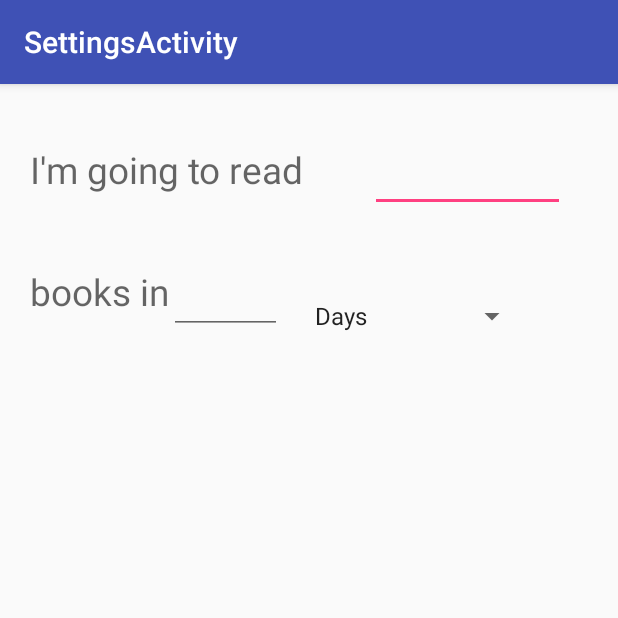
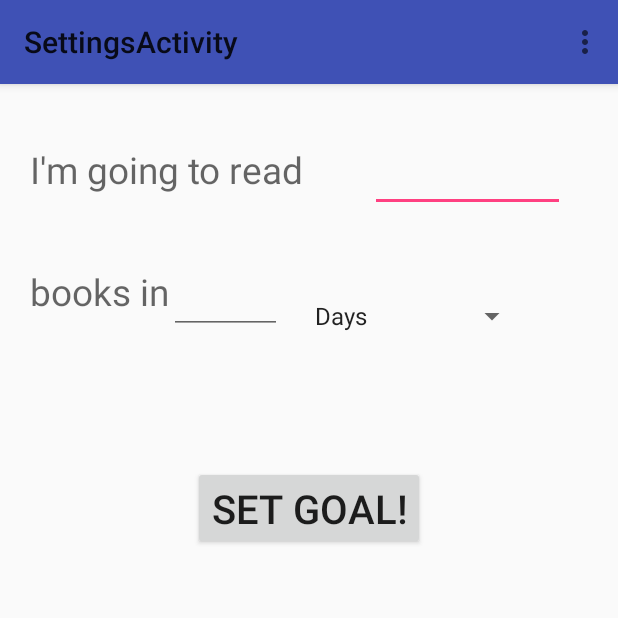
Before and after one commit to kemmons/Fifty2Book, an Android app: the screen it shows after launch (SettingsActivity), in the options menu, after a tap on "Settings", on a phone screen of 412 x 824 dp, the top half of it. Run offline under Robolectric (Android 15) with nearby library versions, the phone set to English and light mode, and no system bars.

Commit message:
Update goals in SettingActivity implemented.

```diff
--- a/app/src/main/java/com/emmons/kelsey/umkc/fifty2book/MainActivity.java
+++ b/app/src/main/java/com/emmons/kelsey/umkc/fifty2book/MainActivity.java
@@ -1,7 +1,10 @@
 package com.emmons.kelsey.umkc.fifty2book;
 
+import android.content.Context;
 import android.content.Intent;
+import android.content.SharedPreferences;
 import android.os.Bundle;
+import android.preference.PreferenceManager;
 import android.support.design.widget.FloatingActionButton;
 import android.support.design.widget.Snackbar;
 import android.support.v7.app.AppCompatActivity;
@@ -9,11 +12,13 @@ import android.support.v7.widget.Toolbar;
 import android.view.View;
 import android.view.Menu;
 import android.view.MenuItem;
+import android.widget.ProgressBar;
+import android.widget.TextView;
 
 public class MainActivity extends AppCompatActivity {
 
     private static final String PREFS_NAME = "PrefsFile";
-
+    private final String GOAL = "goal", READ = "read", REM = "to_read";
     private int read = 0, to_read = 0, goal = 0;
 
 
@@ -30,13 +35,34 @@ public class MainActivity extends AppCompatActivity {
         //toolbar
         Toolbar toolbar = (Toolbar) findViewById(R.id.toolbar);
         setSupportActionBar(toolbar);
+        LoadPreferences();
+        UpdateGoals();
     }
 
+    private void LoadPreferences() {
+        SharedPreferences goalPrefs = PreferenceManager.getDefaultSharedPreferences(getApplicationContext());
+        goal = goalPrefs.getInt(GOAL,0);
+        to_read = goalPrefs.getInt(GOAL, 0) - read;
+    }
     @Override
     public boolean onCreateOptionsMenu(Menu menu) {
         // Inflate the menu; this adds items to the action bar if it is present.
         getMenuInflater().inflate(R.menu.menu_main, menu);
         return true;
+    }
+
+    private void UpdateGoals() {
+        TextView t = (TextView) findViewById(R.id.goalValue);
+        t.setText(Integer.toString(goal));
+        t = (TextView) findViewById(R.id.remainValue);
+        t.setText(Integer.toString(to_read));
+        if (goal > 0) {
+            int progress = ((to_read / goal) * 100);
+            t = (TextView) findViewById(R.id.progressPercent);
+            t.setText(Integer.toString(progress) + "%");
+            ProgressBar prog = (ProgressBar) findViewById(R.id.goalProgress);
+            prog.setProgress(progress);
+        }
     }
 
     @Override
@@ -56,4 +82,5 @@ public class MainActivity extends AppCompatActivity {
                 return super.onOptionsItemSelected(item);
         }
     }
+
 }
--- a/app/src/main/java/com/emmons/kelsey/umkc/fifty2book/SettingsActivity.java
+++ b/app/src/main/java/com/emmons/kelsey/umkc/fifty2book/SettingsActivity.java
@@ -1,21 +1,44 @@
 package com.emmons.kelsey.umkc.fifty2book;
 
+import android.content.Context;
 import android.content.Intent;
+import android.content.SharedPreferences;
 import android.os.Bundle;
+import android.preference.PreferenceManager;
 import android.support.design.widget.FloatingActionButton;
 import android.support.design.widget.Snackbar;
 import android.support.v7.app.AppCompatActivity;
 import android.support.v7.widget.Toolbar;
+import android.view.KeyEvent;
+import android.view.Menu;
 import android.view.View;
+import android.view.inputmethod.EditorInfo;
 import android.widget.ArrayAdapter;
+import android.widget.Button;
+import android.widget.EditText;
 import android.widget.Spinner;
+import android.widget.TextView;
+
+import org.w3c.dom.Text;
+
+import java.security.Key;
 
 public class SettingsActivity extends AppCompatActivity {
+
+    private static final String PREFS_NAME = "PrefsFile";
+    private final String GOAL = "goal", READ = "read", REM = "to_read";
+
+    private int goal = 0, read = 0, to_read = 0;
+    private int time_left = 0;
+    private String time_type = "none";
 
     protected void onCreate(Bundle savedInstanceState) {
         super.onCreate(savedInstanceState);
         setContentView(R.layout.activity_settings);
+        setListeners();
+    }
 
+    private void setListeners() {
         Spinner goalSpinner = (Spinner) findViewById(R.id.goalSpinner);
 
         ArrayAdapter<CharSequence> goalSpinAdapter = ArrayAdapter
@@ -26,9 +49,38 @@ public class SettingsActivity extends AppCompatActivity {
 
         goalSpinner.setAdapter(goalSpinAdapter);
 
-        Intent intent = getIntent();
         Toolbar toolbar = (Toolbar) findViewById(R.id.toolbar);
         setSupportActionBar(toolbar);
 
+        Button setGoalButton = (Button) findViewById(R.id.setGoalButton);
+        View.OnClickListener sGButton = new View.OnClickListener() {
+            @Override
+            public void onClick(View v) {
+                EditText editBookGoal = (EditText) findViewById(R.id.booksGoal);
+                EditText editTimeGoal = (EditText) findViewById(R.id.weeksGoal);
+                Spinner goalSpinner = (Spinner) findViewById(R.id.goalSpinner);
+
+                goal = Integer.parseInt(editBookGoal.getText().toString());
+                time_left = Integer.parseInt(editTimeGoal.getText().toString());
+                time_type = goalSpinner.getSelectedItem().toString();
+
+                SavePreferences();
+            }
+        };
+        setGoalButton.setOnClickListener(sGButton);
+    }
+
+    private void SavePreferences() {
+        SharedPreferences goalPrefs = PreferenceManager.getDefaultSharedPreferences(getApplicationContext());
+
+        SharedPreferences.Editor prefsEditor = goalPrefs.edit();
+        prefsEditor.putInt(GOAL,goal);
+        prefsEditor.putInt(READ,read);
+        prefsEditor.putInt(REM, to_read);
+        prefsEditor.apply();
+    }
+    public boolean onCreateOptionsMenu(Menu menu) {
+        getMenuInflater().inflate(R.menu.menu_main, menu);
+        return true;
     }
 }
--- a/app/src/main/res/layout/activity_settings.xml
+++ b/app/src/main/res/layout/activity_settings.xml
@@ -11,15 +11,13 @@
     <android.support.design.widget.AppBarLayout
         android:layout_width="match_parent"
         android:layout_height="wrap_content"
-        android:theme="@style/AppTheme.AppBarOverlay"
         android:id="@+id/view">
 
         <android.support.v7.widget.Toolbar
             android:id="@+id/toolbar"
             android:layout_width="match_parent"
             android:layout_height="?attr/actionBarSize"
-            android:background="?attr/colorPrimary"
-            app:popupTheme="@style/AppTheme.PopupOverlay" />
+            android:background="?attr/colorPrimary" />
 
     </android.support.design.widget.AppBarLayout>
 
@@ -47,9 +45,11 @@
         android:inputType="number"
         android:ems="10"
         android:id="@+id/booksGoal"
+        android:imeOptions="actionNext"
         android:layout_alignTop="@+id/goalText1"
         android:layout_alignParentEnd="true"
-        android:layout_marginRight="35dp" />
+        android:layout_marginRight="35dp"
+        android:textAlignment="center" />
 
     <TextView
         android:layout_width="wrap_content"
@@ -68,8 +68,10 @@
         android:inputType="number"
         android:ems="10"
         android:id="@+id/weeksGoal"
+        android:imeOptions="actionDone"
         android:layout_alignTop="@+id/goalText2"
-        android:layout_toEndOf="@+id/goalText2" />
+        android:layout_toEndOf="@+id/goalText2"
+        android:textAlignment="center" />
 
     <Spinner
         android:layout_width="150dp"
@@ -78,4 +80,14 @@
         android:layout_alignBottom="@+id/weeksGoal"
         android:layout_toEndOf="@+id/goalText1" />
 
+    <Button
+        android:layout_width="wrap_content"
+        android:layout_height="wrap_content"
+        android:text="@string/goalButton"
+        android:id="@+id/setGoalButton"
+        android:layout_marginTop="88dp"
+        android:layout_below="@+id/weeksGoal"
+        android:layout_centerHorizontal="true"
+        android:textSize="12pt" />
+
 </RelativeLayout>
--- a/app/src/main/res/values/strings.xml
+++ b/app/src/main/res/values/strings.xml
@@ -18,4 +18,5 @@
     </string-array>
     <string name="settingsGoalText">I\'m going to read </string>
     <string name="settingsGoalText1">books in </string>
+    <string name="goalButton">Set Goal!</string>
 </resources>
```
